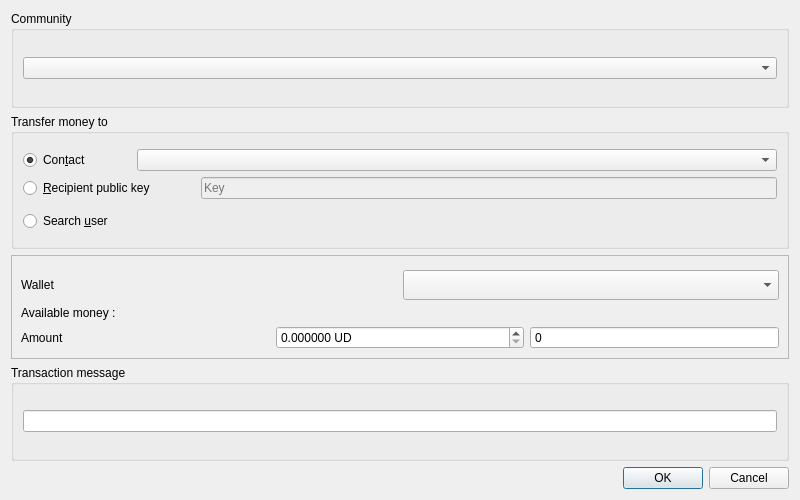
Before: the Qt Designer form src/sakia/gui/dialogs/transfer/transfer.ui in duniter/sakia, drawn with Qt 5.
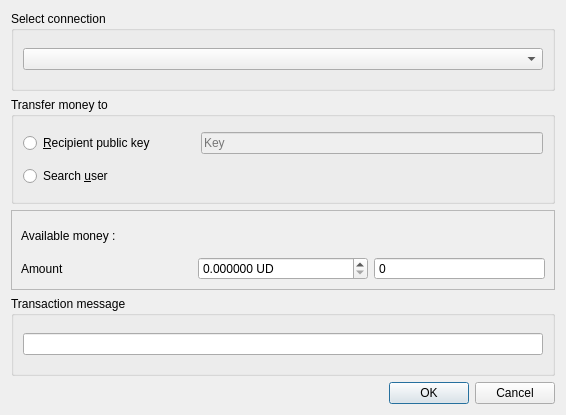
After: the same form once the commit is applied.

Commit message: Implement transfer dialog

The edit to the form file:
```diff
--- a/src/sakia/gui/dialogs/transfer/transfer.ui
+++ b/src/sakia/gui/dialogs/transfer/transfer.ui
@@ -6,8 +6,8 @@
    <rect>
     <x>0</x>
     <y>0</y>
-    <width>800</width>
-    <height>500</height>
+    <width>566</width>
+    <height>415</height>
    </rect>
   </property>
   <property name="windowTitle">
@@ -17,7 +17,7 @@
    <item>
     <widget class="QGroupBox" name="groupBox_2">
      <property name="title">
-      <string>Community</string>
+      <string>Select connection</string>
      </property>
      <layout class="QHBoxLayout" name="horizontalLayout_4">
       <item>
@@ -40,55 +40,6 @@
         <property name="bottomMargin">
          <number>6</number>
         </property>
-        <item>
-         <layout class="QHBoxLayout" name="horizontalLayout_2">
-          <item>
-           <widget class="QRadioButton" name="radio_contact">
-            <property name="sizePolicy">
-             <sizepolicy hsizetype="Maximum" vsizetype="Fixed">
-              <horstretch>0</horstretch>
-              <verstretch>0</verstretch>
-             </sizepolicy>
-            </property>
-            <property name="text">
-             <string>Con&amp;tact</string>
-            </property>
-            <property name="checked">
-             <bool>true</bool>
-            </property>
-           </widget>
-          </item>
-          <item>
-           <spacer name="horizontalSpacer_3">
-            <property name="orientation">
-             <enum>Qt::Horizontal</enum>
-            </property>
-            <property name="sizeType">
-             <enum>QSizePolicy::Maximum</enum>
-            </property>
-            <property name="sizeHint" stdset="0">
-             <size>
-              <width>40</width>
-              <height>20</height>
-             </size>
-            </property>
-           </spacer>
-          </item>
-          <item>
-           <widget class="QComboBox" name="combo_contact">
-            <property name="enabled">
-             <bool>true</bool>
-            </property>
-            <property name="sizePolicy">
-             <sizepolicy hsizetype="Minimum" vsizetype="Fixed">
-              <horstretch>0</horstretch>
-              <verstretch>0</verstretch>
-             </sizepolicy>
-            </property>
-           </widget>
-          </item>
-         </layout>
-        </item>
         <item>
          <layout class="QHBoxLayout" name="horizontalLayout">
           <item>
@@ -197,30 +148,6 @@
       <enum>QFrame::Raised</enum>
      </property>
      <layout class="QVBoxLayout" name="verticalLayout_8">
-      <item>
-       <layout class="QHBoxLayout" name="horizontalLayout_7">
-        <property name="topMargin">
-         <number>5</number>
-        </property>
-        <item>
-         <widget class="QLabel" name="label_2">
-          <property name="text">
-           <string>Wallet</string>
-          </property>
-         </widget>
-        </item>
-        <item>
-         <widget class="QComboBox" name="combo_wallets">
-          <property name="minimumSize">
-           <size>
-            <width>0</width>
-            <height>30</height>
-           </size>
-          </property>
-         </widget>
-        </item>
-       </layout>
-      </item>
       <item>
        <widget class="QLabel" name="label_total">
         <property name="text">
```
Left out of the diff: 2 changed lines with no effect on the pictures. The commit also changes 23 other files.
